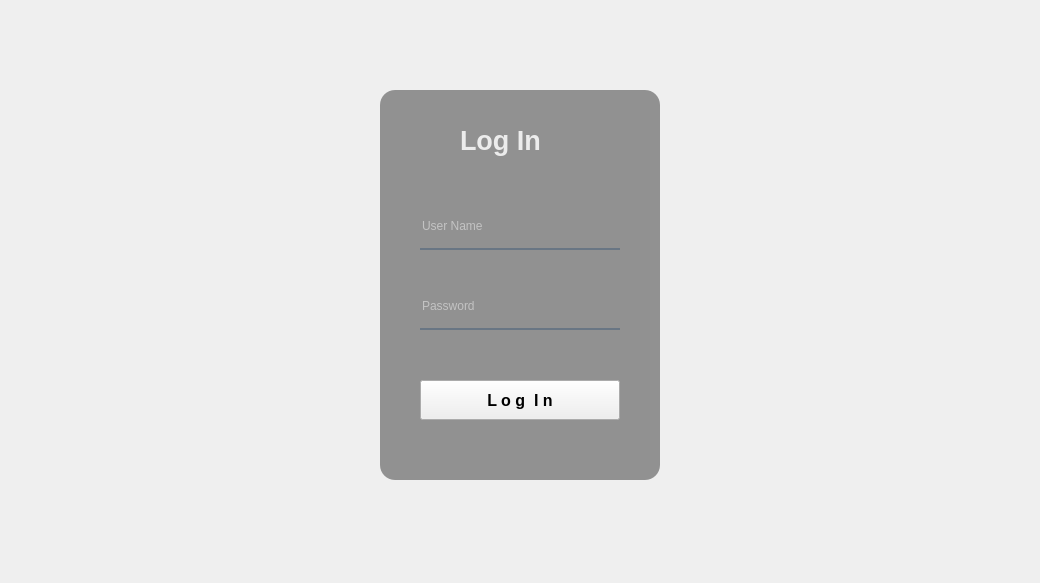
Before: the Qt Designer form UI/Login.ui in TrongQuynh/Face-Recognation, drawn with Qt 5.
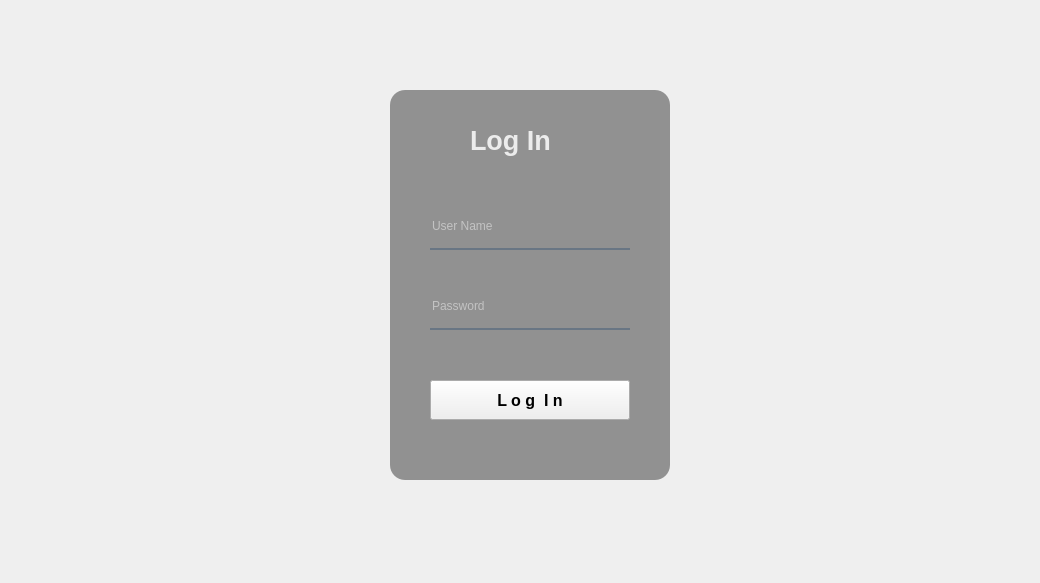
After: the same form once the commit is applied. Icons and pictures are not drawn.

Diff of the .ui file:
```diff
--- a/UI/Login.ui
+++ b/UI/Login.ui
@@ -45,7 +45,7 @@
    <widget class="QLabel" name="label_2">
     <property name="geometry">
      <rect>
-      <x>380</x>
+      <x>390</x>
       <y>90</y>
       <width>280</width>
       <height>390</height>
@@ -62,7 +62,7 @@
    <widget class="QLabel" name="label_3">
     <property name="geometry">
      <rect>
-      <x>460</x>
+      <x>470</x>
       <y>120</y>
       <width>111</width>
       <height>40</height>
@@ -85,7 +85,7 @@
    <widget class="QLineEdit" name="txt_Username">
     <property name="geometry">
      <rect>
-      <x>420</x>
+      <x>430</x>
       <y>210</y>
       <width>200</width>
       <height>40</height>
@@ -110,7 +110,7 @@
    <widget class="QLineEdit" name="txt_Pwd">
     <property name="geometry">
      <rect>
-      <x>420</x>
+      <x>430</x>
       <y>290</y>
       <width>200</width>
       <height>40</height>
@@ -138,7 +138,7 @@
    <widget class="QPushButton" name="btn_Login">
     <property name="geometry">
      <rect>
-      <x>420</x>
+      <x>430</x>
       <y>380</y>
       <width>200</width>
       <height>40</height>
```
